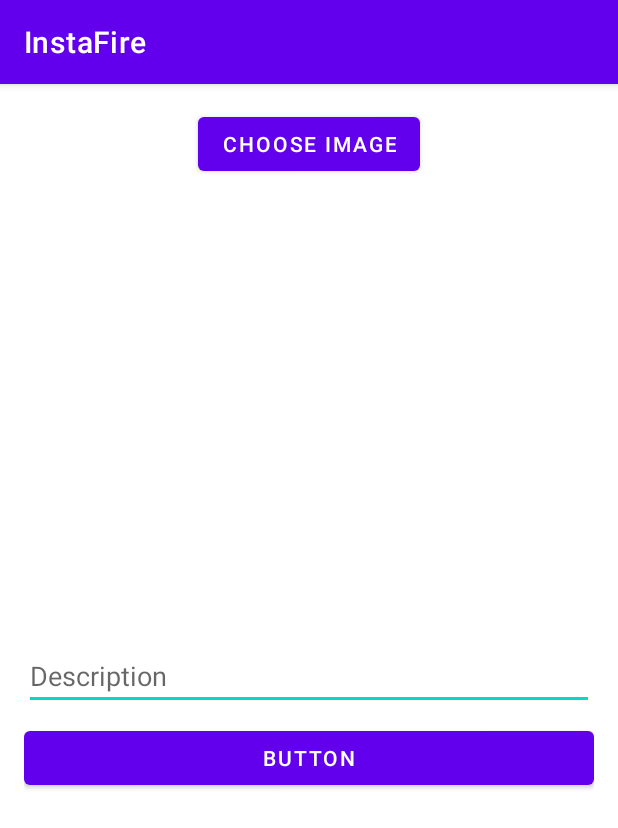
After one commit to Kanhaiya-Tulsyan/Instafire, an Android app: the CreateActivity screen opened directly, with no data from a screen before it, on a phone screen of 412 x 824 dp. The commit adds this screen. Shown: the top 828 px of the screen. Run offline under Robolectric (Android 15) with nearby library versions, the phone set to English and light mode, and no system bars.

Commit message:
floating_action_button

```diff
--- a/app/src/main/AndroidManifest.xml
+++ b/app/src/main/AndroidManifest.xml
@@ -11,6 +11,9 @@
         android:roundIcon="@mipmap/ic_launcher_round"
         android:supportsRtl="true"
         android:theme="@style/Theme.InstaFire">
+        <activity
+            android:name=".CreateActivity"
+            android:exported="true" />
         <activity
             android:name=".ProfileActivity"
             android:exported="true" />
--- /dev/null
+++ b/app/src/main/java/com/example/instafire/CreateActivity.kt
@@ -0,0 +1,11 @@
+package com.example.instafire
+
+import androidx.appcompat.app.AppCompatActivity
+import android.os.Bundle
+
+class CreateActivity : AppCompatActivity() {
+    override fun onCreate(savedInstanceState: Bundle?) {
+        super.onCreate(savedInstanceState)
+        setContentView(R.layout.activity_create)
+    }
+}
--- a/app/src/main/java/com/example/instafire/PostActivity.kt
+++ b/app/src/main/java/com/example/instafire/PostActivity.kt
@@ -71,6 +71,12 @@ open class PostActivity : AppCompatActivity() {
 
             }
         }
+
+        fabCreate.setOnClickListener {
+            val intent=Intent(this,CreateActivity::class.java)
+            startActivity(intent)
+        }
+
     }
 
     override fun onCreateOptionsMenu(menu: Menu?): Boolean {
--- /dev/null
+++ b/app/src/main/res/layout/activity_create.xml
@@ -0,0 +1,41 @@
+<?xml version="1.0" encoding="utf-8"?>
+<LinearLayout
+    xmlns:android="http://schemas.android.com/apk/res/android"
+    xmlns:app="http://schemas.android.com/apk/res-auto"
+    xmlns:tools="http://schemas.android.com/tools"
+    android:layout_width="match_parent"
+    android:layout_height="match_parent"
+    android:orientation="vertical"
+    android:layout_margin="16dp"
+    android:layout_marginTop="8dp"
+    tools:context=".CreateActivity">
+
+    <Button
+        android:id="@+id/btnPickImage"
+        android:layout_width="wrap_content"
+        android:layout_height="wrap_content"
+        android:layout_gravity="center_horizontal"
+        android:text="CHOOSE IMAGE" />
+
+    <ImageView
+        android:id="@+id/imageView"
+        android:layout_width="match_parent"
+        android:layout_height="300dp"
+        android:scaleType="centerCrop"
+        tools:srcCompat="@tools:sample/avatars" />
+
+    <EditText
+        android:id="@+id/etDescription"
+        android:layout_width="match_parent"
+        android:layout_height="wrap_content"
+        android:layout_marginTop="8dp"
+        android:ems="10"
+        android:hint="Description" />
+
+    <Button
+        android:id="@+id/btnSubmit"
+        android:layout_width="match_parent"
+        android:layout_height="wrap_content"
+        android:layout_marginTop="8dp"
+        android:text="Button" />
+</LinearLayout>
--- a/app/src/main/res/layout/activity_post.xml
+++ b/app/src/main/res/layout/activity_post.xml
@@ -16,4 +16,16 @@
         app:layout_constraintHorizontal_bias="1.0"
         app:layout_constraintStart_toStartOf="parent"
         app:layout_constraintTop_toTopOf="parent" />
+
+    <com.google.android.material.floatingactionbutton.FloatingActionButton
+        android:id="@+id/fabCreate"
+        android:layout_width="wrap_content"
+        android:layout_height="wrap_content"
+        android:layout_marginEnd="16dp"
+        android:layout_marginBottom="16dp"
+        android:clickable="true"
+        android:tint="@android:color/white"
+        app:layout_constraintBottom_toBottomOf="parent"
+        app:layout_constraintEnd_toEndOf="parent"
+        app:srcCompat="@android:drawable/ic_input_add" />
 </androidx.constraintlayout.widget.ConstraintLayout>
```
